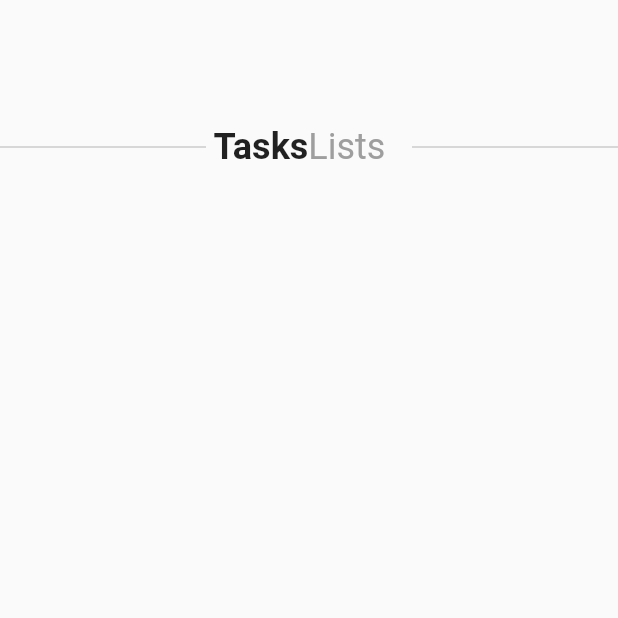
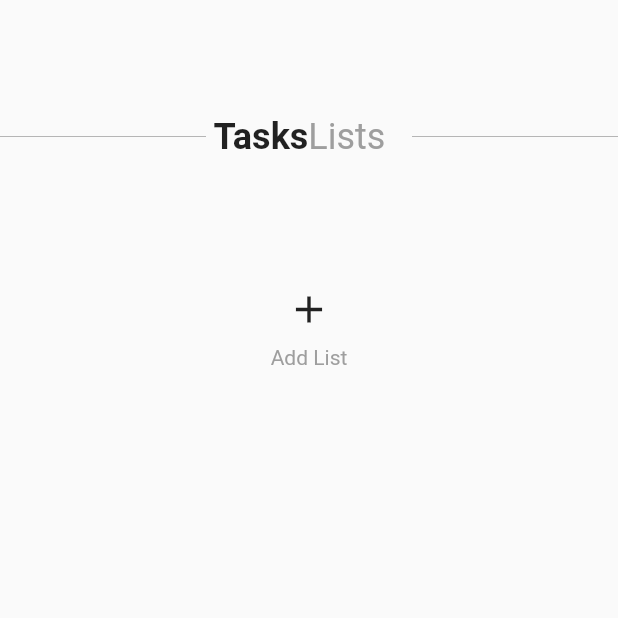
Before and after one commit to pedromassango/flutter-tasky-app, a Flutter app: the screen it shows after launch, on a phone screen of 412 x 824 dp, the top half of it. Run offline on Flutter 3.47's test engine with Material 2 defaults, Android fonts, the phone set to English and light mode, and no system bars.

Commit message:
added navigation to ADD LIST page

```diff
--- a/lib/main.dart
+++ b/lib/main.dart
@@ -1,4 +1,5 @@
 import 'package:flutter/material.dart';
+import 'new_task.dart';
 
 void main() => runApp(new TaskyApp());
 
@@ -10,6 +11,10 @@ class TaskyApp extends StatelessWidget {
     return MaterialApp(
       title: mTitle,
       home: HomePage(),
+      routes: <String, WidgetBuilder>{
+        // All available pages
+        '/new': (BuildContext context) => new NewTask()
+      },
     );
   }
 }
@@ -24,11 +29,17 @@ class HomePage extends StatefulWidget {
 
 // Home Page state
 class _HomePageState extends State<HomePage> {
+
+
+  void _addTaskPressed() => Navigator.of(context).pushNamed('/new');
+
   @override
   Widget build(BuildContext context) {
     return Scaffold(
-      body: Center(
-        heightFactor: 7.0,
+      body: new Column(
+        children: <Widget>[
+          Center(
+            heightFactor: 6.5,
             child: Row(
               crossAxisAlignment: CrossAxisAlignment.center,
               children: <Widget>[
@@ -42,8 +53,14 @@ class _HomePageState extends State<HomePage> {
                         padding: EdgeInsets.only(left: 5.0, right: 5.0),
                         child: new Row(
                           children: <Widget>[
-                    Text('Tasks', style: new TextStyle(fontSize: 24.0, fontWeight: FontWeight.bold),),
-                    Text('Lists', style: new TextStyle(fontSize: 24.0, color: Colors.grey),)
+                            Text('Tasks',
+                              style: new TextStyle(fontSize: 24.0,
+                                  fontWeight: FontWeight.bold),
+                            ),
+                            Text('Lists',
+                              style: new TextStyle(fontSize: 24.0,
+                                  color: Colors.grey),
+                            )
                           ],
                         )
                     )
@@ -55,6 +72,21 @@ class _HomePageState extends State<HomePage> {
               ],
             ),
           ),
+          Center(
+            heightFactor: 1.0,
+            child: new Column(
+              children: <Widget>[
+                new IconButton(
+                  icon: new Icon(Icons.add),
+                  onPressed: _addTaskPressed,
+                  iconSize: 30.0,
+                ),
+                Text('Add List', style: TextStyle(color: Colors.grey))
+              ],
+            )
+          )
+        ],
+      )
     );
   }
 }
```
Also changed, not shown: lib/new_task.dart (added, +32 -0 lines). Lines whose indentation alone changed are shown as unchanged.
